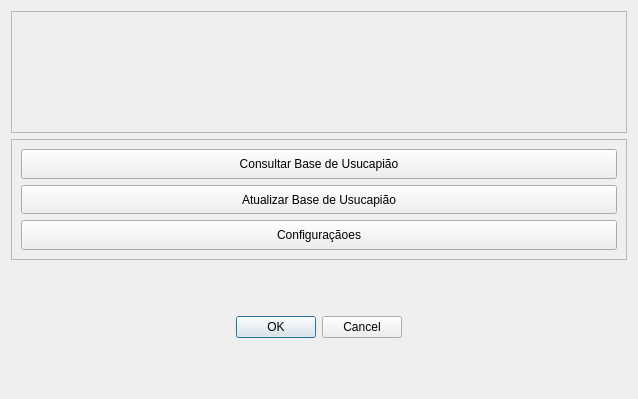
Old version of the form e_spu_consulte_dialog_base.ui in the repository guilhermehrn/e-spu-consulte.
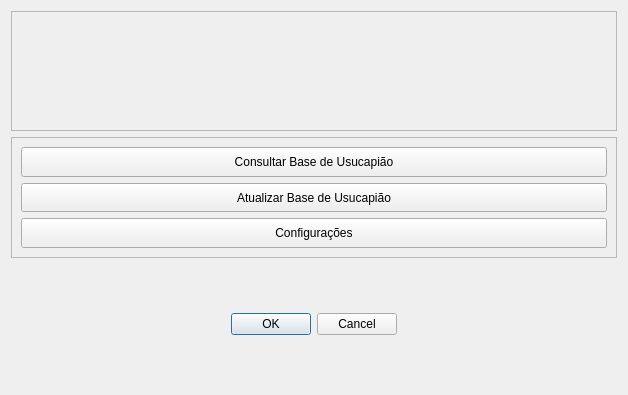
New version of the form. Icons and pictures are not drawn.

Patch:
```diff
--- a/e_spu_consulte_dialog_base.ui
+++ b/e_spu_consulte_dialog_base.ui
@@ -6,8 +6,8 @@
    <rect>
     <x>0</x>
     <y>0</y>
-    <width>638</width>
-    <height>399</height>
+    <width>628</width>
+    <height>395</height>
    </rect>
   </property>
   <property name="windowTitle">
@@ -41,7 +41,7 @@
          <enum>QFrame::Plain</enum>
         </property>
         <property name="text">
-         <string>&lt;html&gt;&lt;head/&gt;&lt;body&gt;&lt;p align=&quot;center&quot;&gt;&lt;img src=&quot;:/plugins/e_spu_consulte/spulogo.gif&quot;/&gt;&lt;/p&gt;&lt;/body&gt;&lt;/html&gt;</string>
+         <string>&lt;html&gt;&lt;head/&gt;&lt;body&gt;&lt;p align=&quot;center&quot;&gt;&lt;img src=&quot;:/plugins/e_spu_consulte/urgeologo.png&quot;/&gt;&lt;/p&gt;&lt;/body&gt;&lt;/html&gt;</string>
         </property>
        </widget>
       </item>
@@ -92,7 +92,7 @@
          </sizepolicy>
         </property>
         <property name="text">
-         <string>Configuraçãoes</string>
+         <string>Configurações</string>
         </property>
        </widget>
       </item>
```
